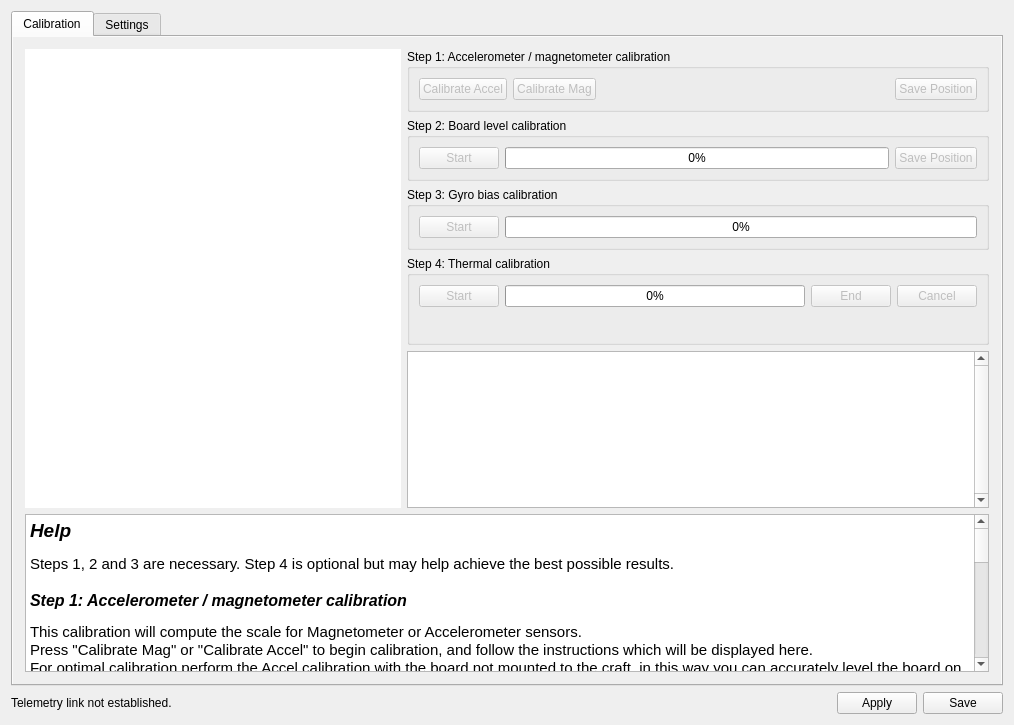
This is ground/openpilotgcs/src/plugins/config/revosensors.ui in openpilot/OpenPilot as Qt 5 draws it before an edit. The edited form follows.
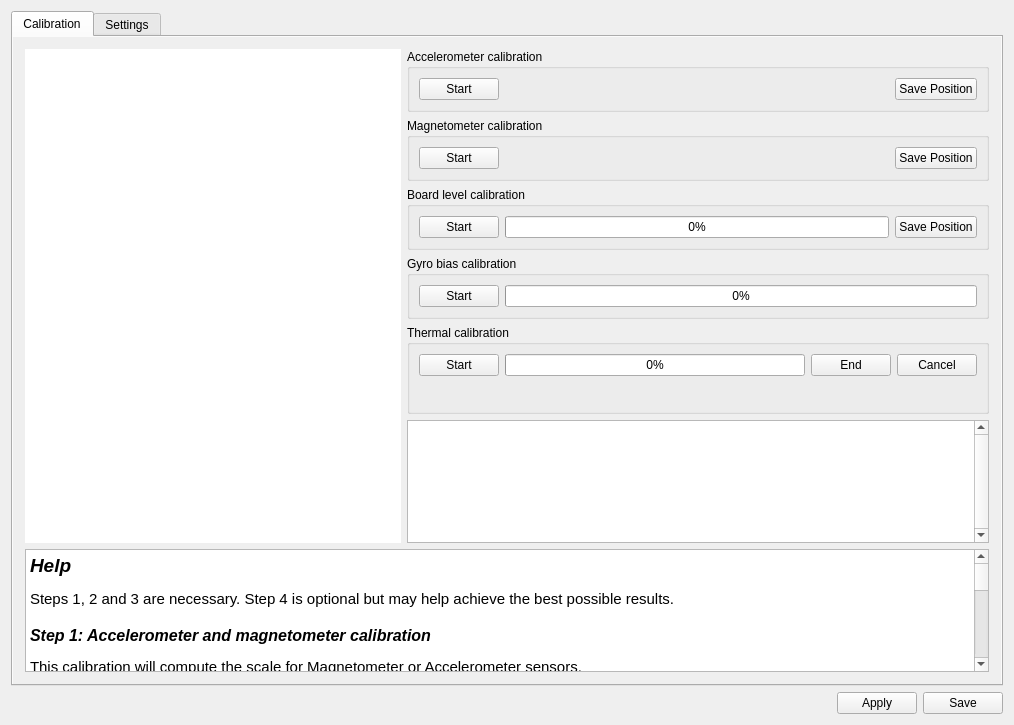
This is the edited form. Icons and pictures are not drawn.

Commit message: OP-1351 use two instances of SixPointCalibrationModel (one for accel and one for mag calibration) to avoid apply/save issues when using only one

```diff
--- a/ground/openpilotgcs/src/plugins/config/revosensors.ui
+++ b/ground/openpilotgcs/src/plugins/config/revosensors.ui
@@ -110,32 +110,19 @@
            <item>
             <widget class="QGroupBox" name="step1GroupBox">
              <property name="title">
-              <string>Step 1: Accelerometer / magnetometer calibration</string>
+              <string>Accelerometer calibration</string>
              </property>
              <layout class="QHBoxLayout" name="horizontalLayout_4">
               <item>
                <widget class="QPushButton" name="sixPointsStartAccel">
                 <property name="enabled">
-                 <bool>false</bool>
+                 <bool>true</bool>
                 </property>
                 <property name="toolTip">
                  <string>Launch accelerometer range and bias calibration.</string>
                 </property>
                 <property name="text">
-                 <string>Calibrate Accel</string>
-                </property>
-               </widget>
-              </item>
-              <item>
-               <widget class="QPushButton" name="sixPointsStartMag">
-                <property name="enabled">
-                 <bool>false</bool>
-                </property>
-                <property name="toolTip">
-                 <string>Launch magnetometer range and bias calibration.</string>
-                </property>
-                <property name="text">
-                 <string>Calibrate Mag</string>
+                 <string>Start</string>
                 </property>
                </widget>
               </item>
@@ -155,7 +142,7 @@
               <item>
                <widget class="QPushButton" name="sixPointsSave">
                 <property name="enabled">
-                 <bool>false</bool>
+                 <bool>true</bool>
                 </property>
                 <property name="toolTip">
                  <string>Save settings (only enabled when calibration is running)</string>
@@ -171,13 +158,58 @@
            <item>
             <widget class="QGroupBox" name="step2GroupBox">
              <property name="title">
-              <string>Step 2: Board level calibration</string>
+              <string>Magnetometer calibration</string>
+             </property>
+             <layout class="QHBoxLayout" name="horizontalLayout_3">
+              <item>
+               <widget class="QPushButton" name="magStart">
+                <property name="enabled">
+                 <bool>true</bool>
+                </property>
+                <property name="toolTip">
+                 <string>Launch magnetometer range and bias calibration.</string>
+                </property>
+                <property name="text">
+                 <string>Start</string>
+                </property>
+               </widget>
+              </item>
+              <item>
+               <spacer name="horizontalSpacer_4">
+                <property name="orientation">
+                 <enum>Qt::Horizontal</enum>
+                </property>
+                <property name="sizeHint" stdset="0">
+                 <size>
+                  <width>40</width>
+                  <height>20</height>
+                 </size>
+                </property>
+               </spacer>
+              </item>
+              <item>
+               <widget class="QPushButton" name="magSavePos">
+                <property name="enabled">
+                 <bool>true</bool>
+                </property>
+                <property name="text">
+                 <string>Save Position</string>
+                </property>
+               </widget>
+              </item>
+             </layout>
+            </widget>
+           </item>
+           <item>
+            <widget class="QGroupBox" name="boardLevelCalGroupBox">
+             <property name="title">
+              <string>Board level calibration</string>
              </property>
              <layout class="QHBoxLayout">
               <item>
                <widget class="QPushButton" name="boardLevelStart">
                 <property name="enabled">
-                 <bool>false</bool>
+                 <bool>true</bool>
                 </property>
                 <property name="text">
                  <string>Start</string>
@@ -197,7 +229,7 @@
               <item>
                <widget class="QPushButton" name="boardLevelSavePos">
                 <property name="enabled">
-                 <bool>false</bool>
+                 <bool>true</bool>
                 </property>
                 <property name="text">
                  <string>Save Position</string>
@@ -210,13 +242,13 @@
            <item>
             <widget class="QGroupBox" name="step3GroupBox">
              <property name="title">
-              <string>Step 3: Gyro bias calibration</string>
+              <string>Gyro bias calibration</string>
              </property>
              <layout class="QHBoxLayout">
               <item>
                <widget class="QPushButton" name="gyroBiasStart">
                 <property name="enabled">
-                 <bool>false</bool>
+                 <bool>true</bool>
                 </property>
                 <property name="sizePolicy">
                  <sizepolicy hsizetype="Minimum" vsizetype="Fixed">
@@ -257,7 +289,7 @@
            <item>
             <widget class="QGroupBox" name="step4GroupBox">
              <property name="title">
-              <string>Step 4: Thermal calibration</string>
+              <string>Thermal calibration</string>
              </property>
              <layout class="QVBoxLayout">
               <item>
@@ -265,7 +297,7 @@
                 <item>
                  <widget class="QPushButton" name="ThermalBiasStart">
                   <property name="enabled">
-                   <bool>false</bool>
+                   <bool>true</bool>
                   </property>
                   <property name="text">
                    <string>Start</string>
@@ -297,7 +329,7 @@
                 <item>
                  <widget class="QPushButton" name="ThermalBiasEnd">
                   <property name="enabled">
-                   <bool>false</bool>
+                   <bool>true</bool>
                   </property>
                   <property name="text">
                    <string>End</string>
@@ -307,7 +339,7 @@
                 <item>
                  <widget class="QPushButton" name="ThermalBiasCancel">
                   <property name="enabled">
-                   <bool>false</bool>
+                   <bool>true</bool>
                   </property>
                   <property name="text">
                    <string>Cancel</string>
@@ -388,8 +420,8 @@
              <property name="font">
               <font>
                <pointsize>10</pointsize>
-               <weight>75</weight>
-               <bold>true</bold>
+               <weight>50</weight>
+               <bold>false</bold>
               </font>
              </property>
              <property name="toolTip">
@@ -411,8 +443,8 @@
               <string>&lt;!DOCTYPE HTML PUBLIC &quot;-//W3C//DTD HTML 4.0//EN&quot; &quot;http://www.w3.org/TR/REC-html40/strict.dtd&quot;&gt;
 &lt;html&gt;&lt;head&gt;&lt;meta name=&quot;qrichtext&quot; content=&quot;1&quot; /&gt;&lt;style type=&quot;text/css&quot;&gt;
 p, li { white-space: pre-wrap; }
-&lt;/style&gt;&lt;/head&gt;&lt;body style=&quot; font-family:'MS Shell Dlg 2'; font-size:10pt; font-weight:600; font-style:normal;&quot;&gt;
-&lt;p style=&quot;-qt-paragraph-type:empty; margin-top:0px; margin-bottom:0px; margin-left:0px; margin-right:0px; -qt-block-indent:0; text-indent:0px;&quot;&gt;&lt;br /&gt;&lt;/p&gt;&lt;/body&gt;&lt;/html&gt;</string>
+&lt;/style&gt;&lt;/head&gt;&lt;body style=&quot; font-family:'MS Shell Dlg 2'; font-size:10pt; font-weight:400; font-style:normal;&quot;&gt;
+&lt;p style=&quot;-qt-paragraph-type:empty; margin-top:0px; margin-bottom:0px; margin-left:0px; margin-right:0px; -qt-block-indent:0; text-indent:0px; font-weight:600;&quot;&gt;&lt;br /&gt;&lt;/p&gt;&lt;/body&gt;&lt;/html&gt;</string>
              </property>
              <property name="textInteractionFlags">
               <set>Qt::NoTextInteraction</set>
@@ -443,7 +475,7 @@
 &lt;p style=&quot;-qt-paragraph-type:empty; margin-top:0px; margin-bottom:0px; margin-left:0px; margin-right:0px; -qt-block-indent:0; text-indent:0px; font-size:8pt;&quot;&gt;&lt;br /&gt;&lt;/p&gt;
 &lt;p style=&quot; margin-top:0px; margin-bottom:0px; margin-left:0px; margin-right:0px; -qt-block-indent:0; text-indent:0px;&quot;&gt;&lt;span style=&quot; font-family:'Ubuntu'; font-size:11pt;&quot;&gt;Steps 1, 2 and 3 are necessary. Step 4 is optional but may help achieve the best possible results.&lt;/span&gt;&lt;/p&gt;
 &lt;p align=&quot;center&quot; style=&quot;-qt-paragraph-type:empty; margin-top:0px; margin-bottom:0px; margin-left:0px; margin-right:0px; -qt-block-indent:0; text-indent:0px; font-family:'Ubuntu'; font-size:11pt;&quot;&gt;&lt;br /&gt;&lt;/p&gt;
-&lt;p style=&quot; margin-top:0px; margin-bottom:0px; margin-left:0px; margin-right:0px; -qt-block-indent:0; text-indent:0px;&quot;&gt;&lt;span style=&quot; font-family:'Ubuntu'; font-size:12pt; font-weight:600; font-style:italic;&quot;&gt;Step 1: Accelerometer / magnetometer calibration&lt;/span&gt;&lt;/p&gt;
+&lt;p style=&quot; margin-top:0px; margin-bottom:0px; margin-left:0px; margin-right:0px; -qt-block-indent:0; text-indent:0px;&quot;&gt;&lt;span style=&quot; font-family:'Ubuntu'; font-size:12pt; font-weight:600; font-style:italic;&quot;&gt;Step 1: Accelerometer and magnetometer calibration&lt;/span&gt;&lt;/p&gt;
 &lt;p style=&quot;-qt-paragraph-type:empty; margin-top:0px; margin-bottom:0px; margin-left:0px; margin-right:0px; -qt-block-indent:0; text-indent:0px; font-size:8pt;&quot;&gt;&lt;br /&gt;&lt;/p&gt;
 &lt;p style=&quot; margin-top:0px; margin-bottom:0px; margin-left:0px; margin-right:0px; -qt-block-indent:0; text-indent:0px;&quot;&gt;&lt;span style=&quot; font-family:'Ubuntu'; font-size:11pt;&quot;&gt;This calibration will compute the scale for Magnetometer or Accelerometer sensors. &lt;/span&gt;&lt;/p&gt;
 &lt;p style=&quot; margin-top:0px; margin-bottom:0px; margin-left:0px; margin-right:0px; -qt-block-indent:0; text-indent:0px;&quot;&gt;&lt;span style=&quot; font-family:'Ubuntu'; font-size:11pt;&quot;&gt;Press &amp;quot;Calibrate Mag&amp;quot; or &amp;quot;Calibrate Accel&amp;quot; to begin calibration, and follow the instructions which will be displayed here.  &lt;/span&gt;&lt;/p&gt;
@@ -966,13 +998,6 @@
    </item>
    <item>
     <layout class="QHBoxLayout" name="submitButtons">
-     <item>
-      <widget class="QLabel" name="calibInstructions">
-       <property name="text">
-        <string>Telemetry link not established.</string>
-       </property>
-      </widget>
-     </item>
      <item>
       <spacer name="horizontalSpacer">
        <property name="orientation">
@@ -981,7 +1006,7 @@
        <property name="sizeHint" stdset="0">
         <size>
          <width>40</width>
-         <height>20</height>
+         <height>5</height>
         </size>
        </property>
       </spacer>
@@ -996,8 +1021,8 @@
        </property>
        <property name="maximumSize">
         <size>
-         <width>32</width>
-         <height>32</height>
+         <width>25</width>
+         <height>25</height>
         </size>
        </property>
        <property name="font">
@@ -1014,8 +1039,8 @@
        </property>
        <property name="iconSize">
         <size>
-         <width>32</width>
-         <height>32</height>
+         <width>25</width>
+         <height>25</height>
         </size>
        </property>
        <property name="shortcut">
```
Left out of the diff: 12 changed lines with no effect on the pictures. The commit also changes 2 other files.
